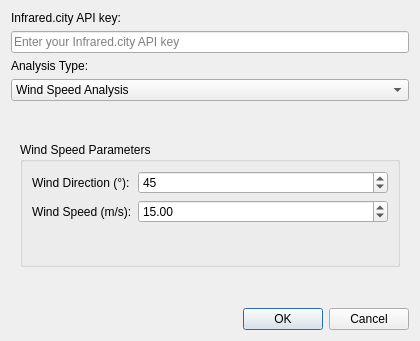
First picture: the form in infrared_city_gis/infrared_city_run_simulation_dialog.ui, repository Infrared-city/qgis-plugin, before the edit.
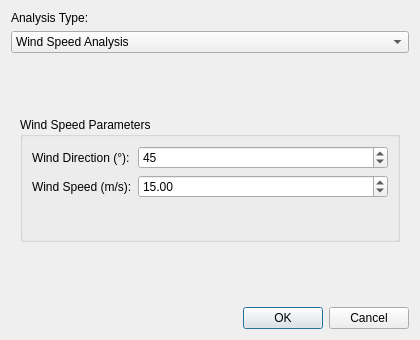
Second picture: the form after the edit.

```diff
--- a/infrared_city_gis/infrared_city_run_simulation_dialog.ui
+++ b/infrared_city_gis/infrared_city_run_simulation_dialog.ui
@@ -14,26 +14,6 @@
    <string>Infrared City - Run Simulation</string>
   </property>
   <layout class="QVBoxLayout" name="verticalLayout">
-   <item>
-    <widget class="QLabel" name="label_api_key">
-     <property name="maximumSize">
-      <size>
-       <width>16777215</width>
-       <height>19</height>
-      </size>
-     </property>
-     <property name="text">
-      <string>Infrared.city API key:</string>
-     </property>
-    </widget>
-   </item>
-   <item>
-    <widget class="QLineEdit" name="api_key_input">
-     <property name="placeholderText">
-      <string>Enter your Infrared.city API key</string>
-     </property>
-    </widget>
-   </item>
    <item>
     <widget class="QLabel" name="label_analysis_type">
      <property name="minimumSize">
```
Left out of the diff: 73 changed lines with no effect on the pictures.
